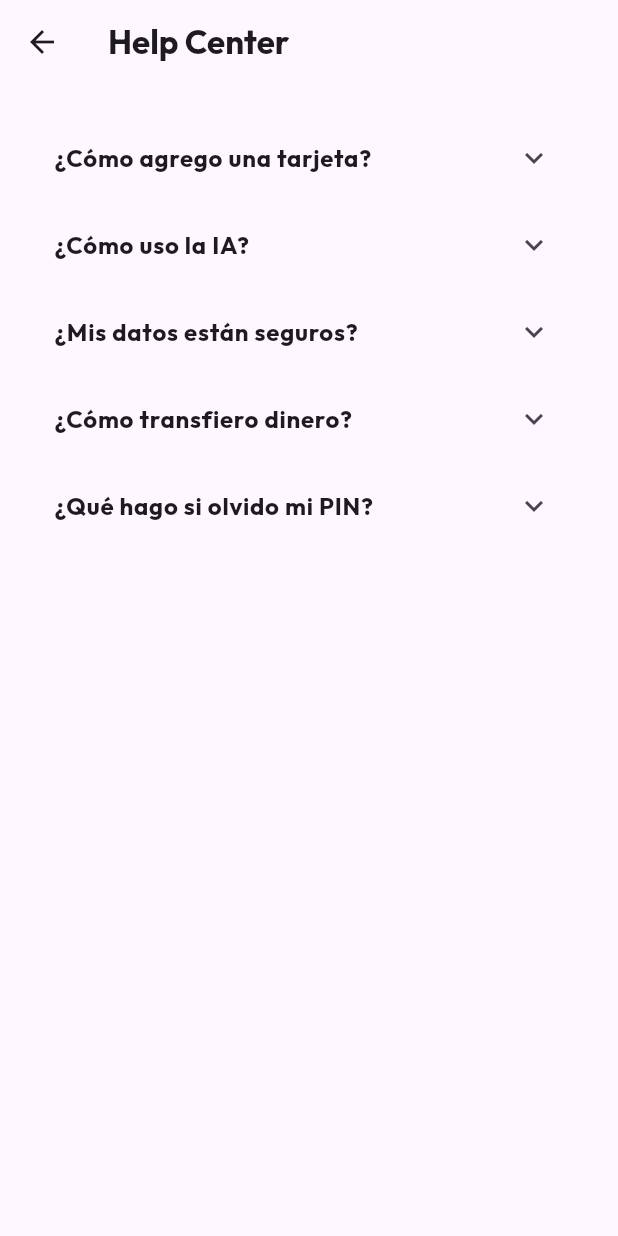
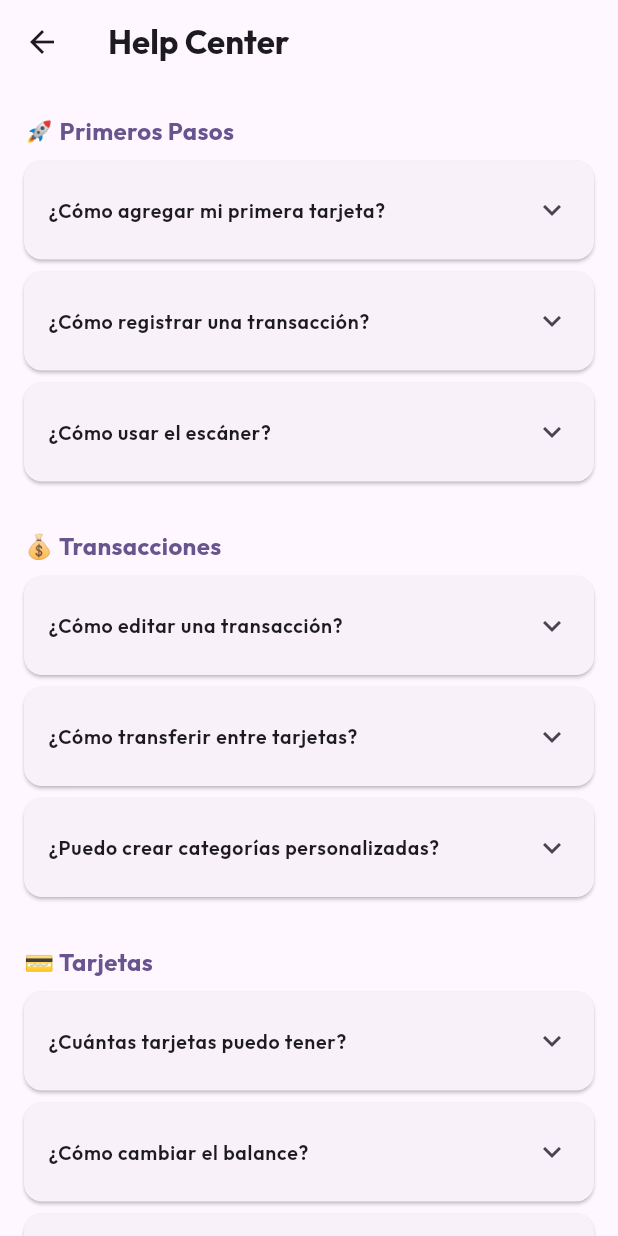
Before and after one commit to lenier522/CashRapido-v2, a Flutter app: the HelpCenterScreen screen opened directly, on a phone screen of 412 x 824 dp. Run offline on Flutter 3.47's test engine with Material 3 defaults, Android fonts, the phone set to English and light mode, and no system bars; our stand-ins replace camera, file_picker, fl_chart, flutter_local_notifications, google_fonts, google_generative_ai and 10 more; missing offline and left inert: extension_google_sign_in_as_googleapis_auth, google_mlkit_text_recognition, googleapis, syncfusion_flutter_xlsio, tutorial_coach_mark; accounts and stored records are empty.

Commit message:
mas en ayuda

```diff
--- a/lib/screens/info_screens.dart
+++ b/lib/screens/info_screens.dart
@@ -65,53 +65,192 @@ class HelpCenterScreen extends StatelessWidget {
         ),
       ),
       body: ListView(
-        padding: const EdgeInsets.all(20),
+        padding: const EdgeInsets.all(16),
         children: [
+          // Getting Started
+          _buildSectionHeader(context, '🚀 Primeros Pasos'),
           _buildHelpItem(
             context,
-            "¿Cómo agrego una tarjeta?",
+            "¿Cómo agregar mi primera tarjeta?",
             "Ve a la pantalla de Billetera (icono inferior), toca el botón '+' y rellena los datos de tu tarjeta o efectivo.",
           ),
           _buildHelpItem(
             context,
-            "¿Cómo uso la IA?",
-            "Activa la IA en Configuración. Luego, toca el icono del robot en la pantalla principal para preguntar sobre tus gastos.",
+            "¿Cómo registrar una transacción?",
+            "Toca el botón '+' flotante. Selecciona gasto/ingreso, categoría, monto y descripción.",
+          ),
+          _buildHelpItem(
+            context,
+            "¿Cómo usar el escáner?",
+            "Toca 'Más' en acciones rápidas → 'Escanear Tarjeta'. Alinea tu tarjeta con el marco.",
+          ),
+          const SizedBox(height: 20),
+
+          // Transactions
+          _buildSectionHeader(context, '💰 Transacciones'),
+          _buildHelpItem(
+            context,
+            "¿Cómo editar una transacción?",
+            "Toca cualquier transacción en la lista para ver detalles y editarla o eliminarla.",
+          ),
+          _buildHelpItem(
+            context,
+            "¿Cómo transferir entre tarjetas?",
+            "Usa 'Transferir' en acciones rápidas. Selecciona origen, destino y monto.",
+          ),
+          _buildHelpItem(
+            context,
+            "¿Puedo crear categorías personalizadas?",
+            "Las categorías son predefinidas (Comida, Transporte, etc.) para simplicidad.",
+          ),
+          const SizedBox(height: 20),
+
+          // Cards & Accounts
+          _buildSectionHeader(context, '💳 Tarjetas'),
+          _buildHelpItem(
+            context,
+            "¿Cuántas tarjetas puedo tener?",
+            "Ilimitadas: efectivo, bancos, tarjetas de crédito, etc.",
+          ),
+          _buildHelpItem(
+            context,
+            "¿Cómo cambiar el balance?",
+            "Ve a Billetera → Toca la tarjeta → Editar → Ajusta el balance.",
+          ),
+          _buildHelpItem(
+            context,
+            "¿Qué es el Contador de Dinero?",
+            "Herramienta para contar billetes/monedas. Solo para cuentas de Efectivo.",
+          ),
+          const SizedBox(height: 20),
+
+          // Statistics
+          _buildSectionHeader(context, '📊 Estadísticas'),
+          _buildHelpItem(
+            context,
+            "¿Cómo ver gastos por categoría?",
+            "Pestaña Estadísticas muestra gráficos circulares organizados por categoría.",
+          ),
+          _buildHelpItem(
+            context,
+            "¿Puedo exportar datos?",
+            "Sí, en Configuración → Exportar Datos (Excel o PDF).",
+          ),
+          _buildHelpItem(
+            context,
+            "¿Cómo cambiar el período?",
+            "En Estadísticas, toca el selector: Mes, Año o Rango personalizado.",
+          ),
+          const SizedBox(height: 20),
+
+          // AI Assistant
+          _buildSectionHeader(context, '🤖 Asistente IA'),
+          _buildHelpItem(
+            context,
+            "¿Qué hace la IA?",
+            "Analiza gastos, da consejos financieros y responde preguntas sobre tus finanzas.",
+          ),
+          _buildHelpItem(
+            context,
+            "¿Cómo activar la IA?",
+            "Configuración → Asistente IA → Activar. El botón aparecerá en inicio.",
           ),
           _buildHelpItem(
             context,
             "¿Mis datos están seguros?",
             "Sí, todos los datos se guardan en tu teléfono. Si activas la biometría, nadie podrá entrar sin tu huella o rostro.",
           ),
+          const SizedBox(height: 20),
+
+          // Settings
+          _buildSectionHeader(context, '⚙️ Configuración'),
           _buildHelpItem(
             context,
-            "¿Cómo transfiero dinero?",
-            "Usa el botón 'Transferir' en la pantalla de inicio. Si es entre tus propias tarjetas, marca la casilla 'Transferencia Interna'.",
+            "¿Cómo cambiar idioma?",
+            "Configuración → Idioma → Español/English/Français.",
+          ),
+          _buildHelpItem(
+            context,
+            "¿Cómo activar biometría?",
+            "Configuración → Seguridad → Bloqueo Biométrico.",
+          ),
+          _buildHelpItem(
+            context,
+            "¿Cómo cambiar moneda?",
+            "Configuración → Moneda Principal → Selecciona o crea una.",
+          ),
+          const SizedBox(height: 20),
+
+          // Troubleshooting
+          _buildSectionHeader(context, '🔧 Problemas'),
+          _buildHelpItem(
+            context,
+            "No guarda mis cambios",
+            "Verifica permisos de almacenamiento. Reinicia la app si persiste.",
+          ),
+          _buildHelpItem(
+            context,
+            "Escáner no detecta tarjeta",
+            "Asegura buena iluminación y alineación. Algunos diseños no son detectables.",
           ),
           _buildHelpItem(
             context,
             "¿Qué hago si olvido mi PIN?",
             "Por seguridad, no guardamos tu PIN. Si lo olvidas, tendrás que reinstalar la aplicación, pero podrás restaurar tu copia de seguridad si hiciste una previamente.",
           ),
+          const SizedBox(height: 20),
+
+          // Contact
+          _buildSectionHeader(context, '📧 Contacto'),
+          _buildHelpItem(
+            context,
+            "¿Cómo reportar un error?",
+            "Contacta al desarrollador con descripción detallada del problema.",
+          ),
+          _buildHelpItem(
+            context,
+            "¿Hay versión web?",
+            "Actualmente solo disponible como app móvil (Android/iOS).",
+          ),
+          const SizedBox(height: 32),
         ],
       ),
     );
   }
 
+  Widget _buildSectionHeader(BuildContext context, String title) {
+    return Padding(
+      padding: const EdgeInsets.only(bottom: 8, top: 4),
+      child: Text(
+        title,
+        style: GoogleFonts.outfit(
+          fontSize: 16,
+          fontWeight: FontWeight.bold,
+          color: Theme.of(context).colorScheme.primary,
+        ),
+      ),
+    );
+  }
+
   Widget _buildHelpItem(BuildContext context, String question, String answer) {
-    return ExpansionTile(
+    return Card(
+      margin: const EdgeInsets.only(bottom: 8),
+      child: ExpansionTile(
+        tilePadding: const EdgeInsets.symmetric(horizontal: 16, vertical: 4),
         title: Text(
           question,
-        style: GoogleFonts.outfit(fontWeight: FontWeight.bold),
+          style: GoogleFonts.outfit(fontWeight: FontWeight.w600, fontSize: 13),
         ),
         children: [
           Padding(
-          padding: const EdgeInsets.all(16.0),
+            padding: const EdgeInsets.fromLTRB(16, 0, 16, 12),
             child: Text(
               answer,
-            style: GoogleFonts.outfit(color: Colors.grey[600]),
+              style: GoogleFonts.outfit(fontSize: 12, color: Colors.grey[600]),
             ),
           ),
         ],
+      ),
     );
   }
 }
```
Lines whose indentation alone changed are shown as unchanged.
